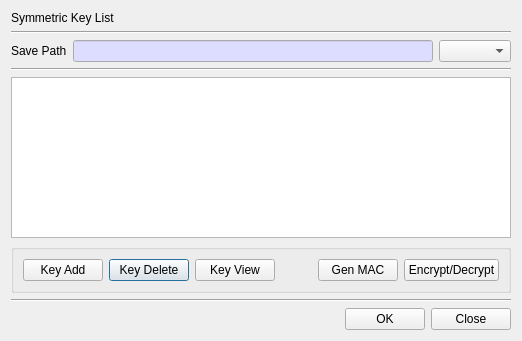
Above: BerEditor/key_list_dlg.ui from jykim74/BerEditor before the change. Below: the same form after it.
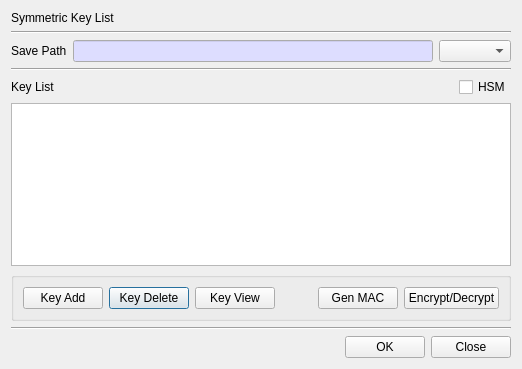
That is the form after the change.

The edit to the form file:
```diff
--- a/BerEditor/key_list_dlg.ui
+++ b/BerEditor/key_list_dlg.ui
@@ -7,7 +7,7 @@
     <x>0</x>
     <y>0</y>
     <width>518</width>
-    <height>341</height>
+    <height>369</height>
    </rect>
   </property>
   <property name="windowTitle">
@@ -83,6 +83,40 @@
      </property>
     </widget>
    </item>
+   <item>
+    <layout class="QGridLayout" name="gridLayout_4">
+     <property name="topMargin">
+      <number>0</number>
+     </property>
+     <item row="0" column="2">
+      <widget class="QCheckBox" name="mHsmCheck">
+       <property name="text">
+        <string>HSM</string>
+       </property>
+      </widget>
+     </item>
+     <item row="0" column="0">
+      <widget class="QLabel" name="label">
+       <property name="text">
+        <string>Key List</string>
+       </property>
+      </widget>
+     </item>
+     <item row="0" column="1">
+      <spacer name="horizontalSpacer_3">
+       <property name="orientation">
+        <enum>Qt::Horizontal</enum>
+       </property>
+       <property name="sizeHint" stdset="0">
+        <size>
+         <width>40</width>
+         <height>20</height>
+        </size>
+       </property>
+      </spacer>
+     </item>
+    </layout>
+   </item>
    <item>
     <widget class="QTableWidget" name="mKeyTable">
      <property name="minimumSize">
```
